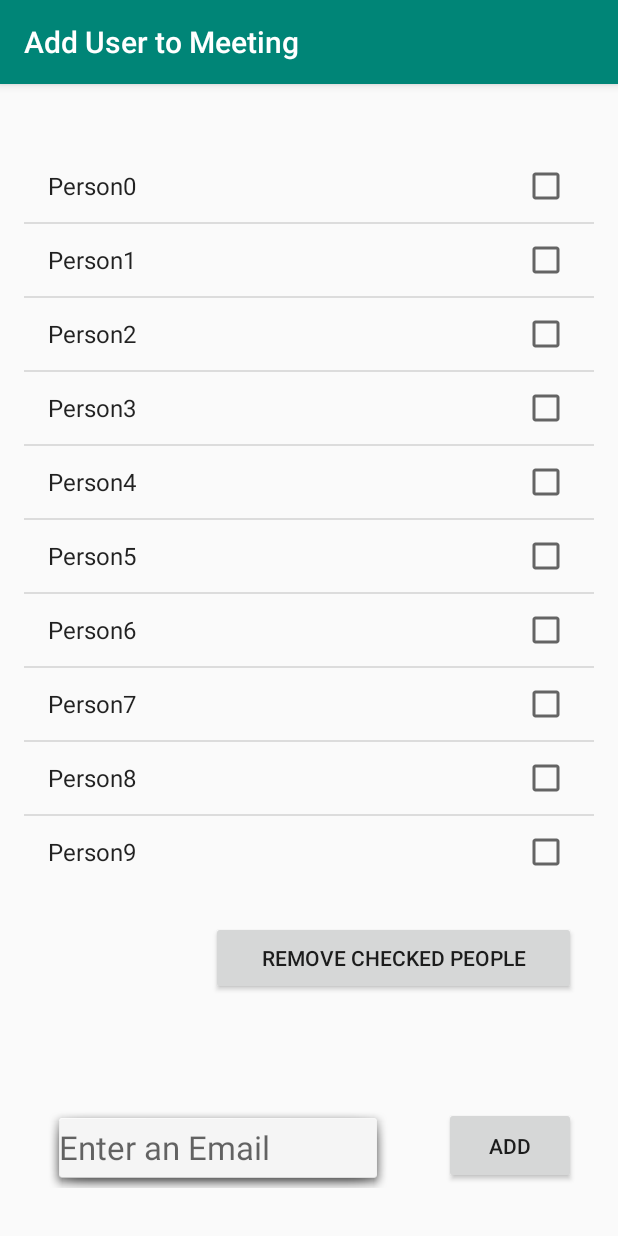
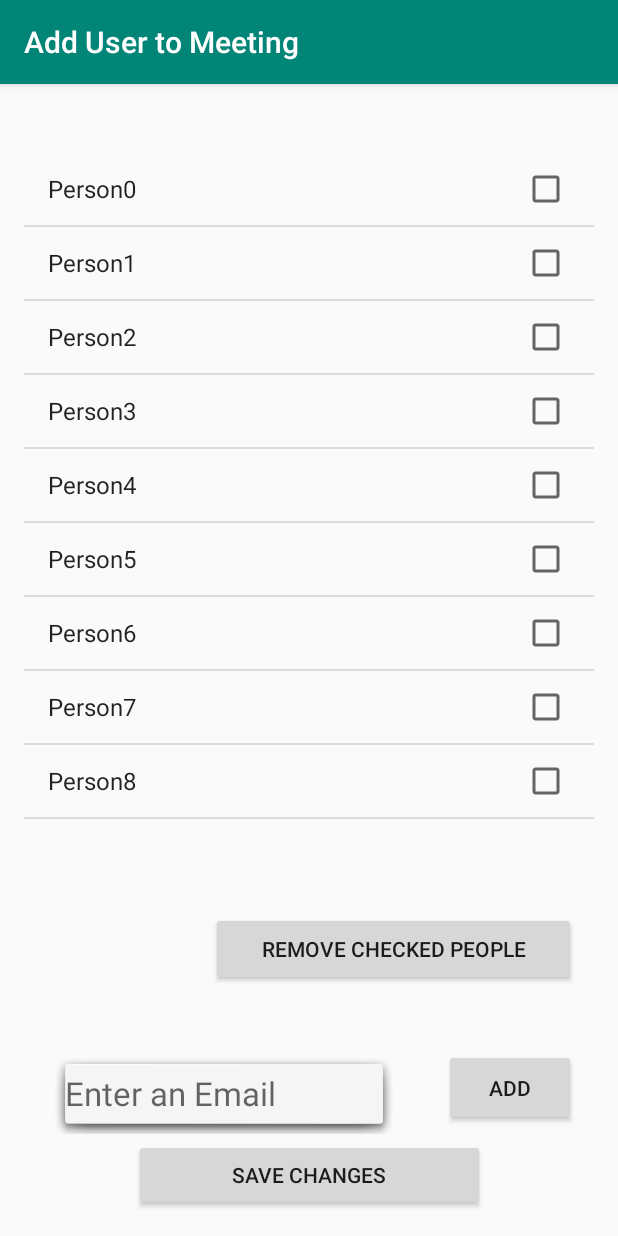
Before and after one commit to HMPerson1/meeting-master, an Android app: the screen it shows after launch (AddUserstoMeeting), on a phone screen of 412 x 824 dp. Run offline under Robolectric (Android 15) with nearby library versions, the light colour scheme and no system bars.

Commit message:
added save button to UI, clicking save returns to Create_a_Meeting

```diff
--- a/meeting_client/app/src/main/java/com/example/meetingmasterclient/AddUserstoMeeting.java
+++ b/meeting_client/app/src/main/java/com/example/meetingmasterclient/AddUserstoMeeting.java
@@ -1,6 +1,8 @@
 
 package com.example.meetingmasterclient;
 
+import android.app.ActionBar;
+import android.content.Intent;
 import android.support.design.widget.TextInputEditText;
 import android.support.v7.app.AppCompatActivity;
 import android.os.Bundle;
@@ -108,12 +110,27 @@
         });
 
         //TODO: Before user returns to create a meeting page, store the list of users in the database
-        //TODO: exit the activity and return to Create a meeting page
+        //exit the activity and return to Create a meeting page when the admin presses the save changes button
+        configureSaveButton();
+
+
+
+
+
+    }
+
+    private void configureSaveButton(){
+        Button save_button = (Button)findViewById(R.id.save_button);
+        save_button.setOnClickListener(new View.OnClickListener() {
+            @Override
+            public void onClick(View v) {
+                finish();//return to create a meeting
+
+            }
+        });
     }
 
 
 
 
-
-
 }
--- a/meeting_client/app/src/main/java/com/example/meetingmasterclient/Create_a_Meeting.java
+++ b/meeting_client/app/src/main/java/com/example/meetingmasterclient/Create_a_Meeting.java
@@ -19,6 +19,7 @@
         //TODO: Switch activity to add user activity if admin clicks add user button
         configureAddUserButton();
 
+
     }
 
     private void configureAddUserButton(){
--- a/meeting_client/app/src/main/res/layout/activity_add_usersto_meeting.xml
+++ b/meeting_client/app/src/main/res/layout/activity_add_usersto_meeting.xml
@@ -16,12 +16,13 @@
         android:text="Add"
         app:layout_constraintBottom_toBottomOf="parent"
         app:layout_constraintEnd_toEndOf="parent"
-        app:layout_constraintTop_toTopOf="@+id/textInputLayout" />
+        app:layout_constraintTop_toTopOf="@+id/textInputLayout"
+        app:layout_constraintVertical_bias="0.023" />
 
     <ListView
         android:id="@+id/list_view_invited_people"
         android:layout_width="0dp"
-        android:layout_height="486dp"
+        android:layout_height="444dp"
         android:layout_marginStart="16dp"
         android:layout_marginTop="8dp"
         android:layout_marginEnd="16dp"
@@ -39,9 +40,10 @@
         android:layout_height="65dp"
         android:layout_marginStart="8dp"
         android:layout_marginEnd="8dp"
-        android:layout_marginBottom="32dp"
+        android:layout_marginBottom="68dp"
         app:layout_constraintBottom_toBottomOf="parent"
         app:layout_constraintEnd_toStartOf="@+id/add_button"
+        app:layout_constraintHorizontal_bias="0.586"
         app:layout_constraintStart_toStartOf="parent">
 
         <android.support.design.widget.TextInputEditText
@@ -63,10 +65,26 @@
         android:layout_marginStart="8dp"
         android:layout_marginTop="28dp"
         android:layout_marginEnd="28dp"
+        android:layout_marginBottom="8dp"
         android:text="Remove Checked People"
+        app:layout_constraintBottom_toTopOf="@+id/add_button"
         app:layout_constraintEnd_toEndOf="parent"
         app:layout_constraintHorizontal_bias="1.0"
         app:layout_constraintStart_toStartOf="parent"
         app:layout_constraintTop_toBottomOf="@+id/list_view_invited_people" />
 
+    <Button
+        android:id="@+id/save_button"
+        android:layout_width="234dp"
+        android:layout_height="wrap_content"
+        android:layout_marginStart="8dp"
+        android:layout_marginTop="51dp"
+        android:layout_marginEnd="8dp"
+        android:layout_marginBottom="8dp"
+        android:text="Save Changes"
+        app:layout_constraintBottom_toBottomOf="parent"
+        app:layout_constraintEnd_toEndOf="parent"
+        app:layout_constraintStart_toStartOf="parent"
+        app:layout_constraintTop_toTopOf="@+id/add_button" />
+
 </android.support.constraint.ConstraintLayout>
```
